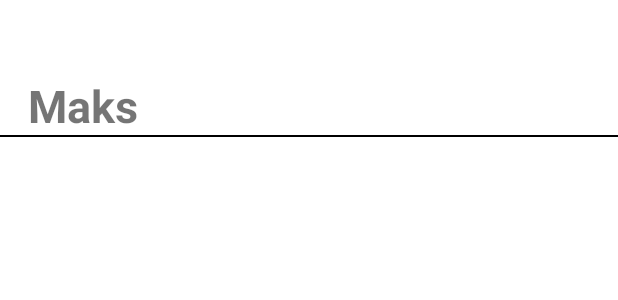
After one commit to MaksymilianKalek/chatty, an Android app: the layout user_layout.xml on its own in the app's theme, with its tools: preview values and no code run, on a phone screen of 412 x 824 dp. The commit adds this screen. Shown: the top 300 px of the screen. Run offline under Robolectric (Android 15) with nearby library versions, the phone set to English and light mode, and no system bars.

Commit message:
further works

```diff
--- a/app/build.gradle
+++ b/app/build.gradle
@@ -38,6 +38,7 @@ dependencies {
     implementation 'com.google.android.material:material:1.6.1'
     implementation 'androidx.constraintlayout:constraintlayout:2.1.4'
     implementation 'com.google.firebase:firebase-auth-ktx:21.0.5'
+    implementation 'com.google.firebase:firebase-database-ktx:20.0.5'
     testImplementation 'junit:junit:4.13.2'
     androidTestImplementation 'androidx.test.ext:junit:1.1.3'
     androidTestImplementation 'androidx.test.espresso:espresso-core:3.4.0'
--- a/app/src/main/java/com/makscorp/chatty/Login.kt
+++ b/app/src/main/java/com/makscorp/chatty/Login.kt
@@ -21,6 +21,8 @@ class Login : AppCompatActivity() {
     override fun onCreate(savedInstanceState: Bundle?) {
         super.onCreate(savedInstanceState)
         setContentView(R.layout.activity_login)
+
+        supportActionBar?.hide()
 
         mAuth = FirebaseAuth.getInstance()
 
--- /dev/null
+++ b/app/src/main/res/layout/user_layout.xml
@@ -0,0 +1,33 @@
+<?xml version="1.0" encoding="utf-8"?>
+<androidx.constraintlayout.widget.ConstraintLayout xmlns:android="http://schemas.android.com/apk/res/android"
+    xmlns:app="http://schemas.android.com/apk/res-auto"
+    android:layout_width="match_parent"
+    android:layout_height="match_parent">
+
+
+    <TextView
+        android:id="@+id/txt_username"
+        android:layout_width="wrap_content"
+        android:layout_height="wrap_content"
+        android:layout_marginStart="18dp"
+        android:layout_marginEnd="320dp"
+        android:layout_marginBottom="684dp"
+        android:text="Maks"
+        android:textSize="30sp"
+        android:textStyle="bold"
+        app:layout_constraintBottom_toBottomOf="parent"
+        app:layout_constraintEnd_toEndOf="parent"
+        app:layout_constraintStart_toStartOf="parent"
+        app:layout_constraintTop_toTopOf="parent" />
+
+    <View
+        android:layout_width="match_parent"
+        android:layout_height="1dp"
+        android:layout_marginTop="8dp"
+        android:background="@color/black"
+        app:layout_constraintBottom_toBottomOf="@id/txt_username"
+        app:layout_constraintStart_toStartOf="parent"
+        app:layout_constraintTop_toBottomOf="@+id/txt_username" />
+
+
+</androidx.constraintlayout.widget.ConstraintLayout>
```
Also changed, not shown: app/src/main/java/com/makscorp/chatty/MainActivity.kt (+15 -0 lines), app/src/main/java/com/makscorp/chatty/Register.kt (+20 -11 lines), app/src/main/java/com/makscorp/chatty/User.kt (added, +18 -0 lines), app/src/main/java/com/makscorp/chatty/UserAdapter.kt (added, +29 -0 lines), app/src/main/res/layout/activity_main.xml (+6 -5 lines), 1 other file.
